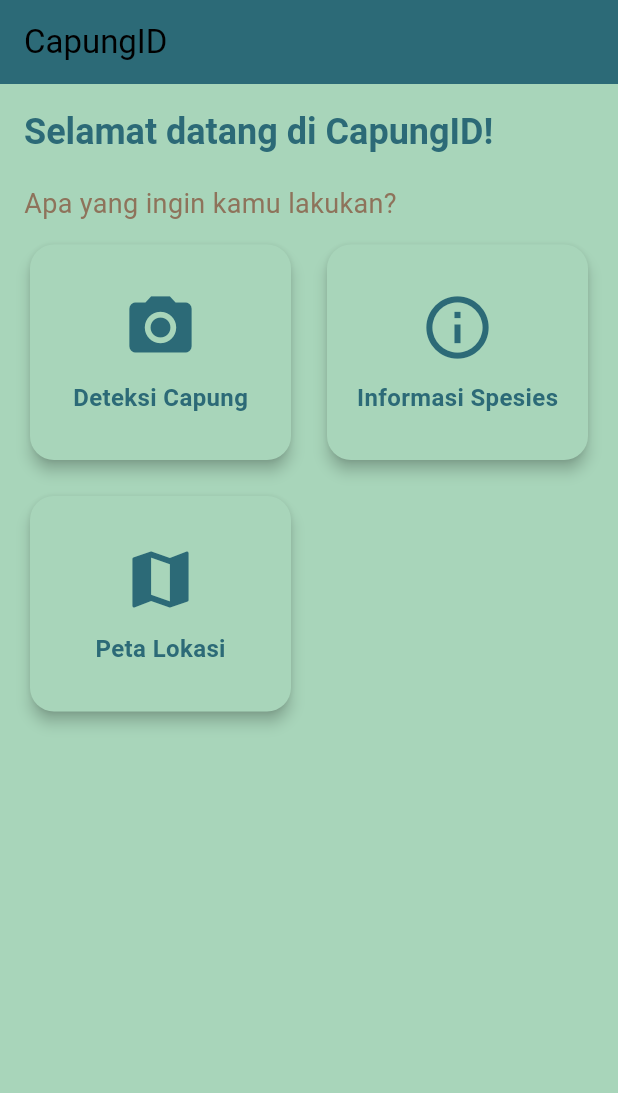
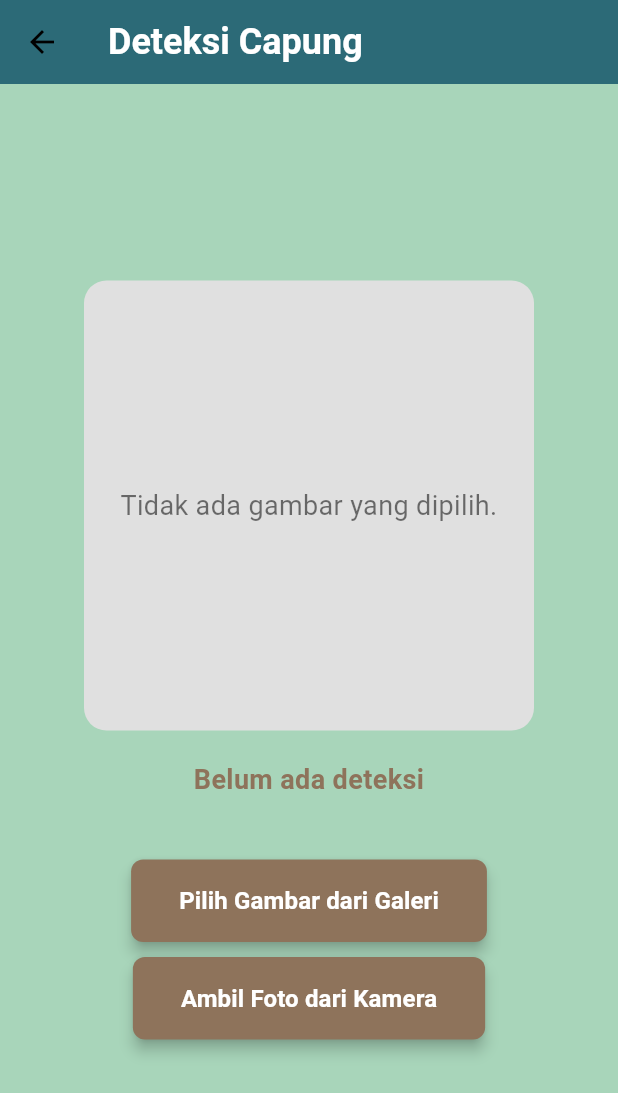
Before and after one commit to IlhamRichie/CapungID, a Flutter app: the HomeScreen screen opened directly, after a tap on "Deteksi Capung", on a phone screen of 412 x 824 dp. Shown: the top 1093 px of the screen. Run offline on Flutter 3.47's test engine with Material 3 defaults, Android fonts, the phone set to English and light mode, and no system bars; our stand-ins replace google_fonts, image_picker; missing offline and left inert: tflite.

Commit message:
Create main.dart file

```diff
--- /dev/null
+++ b/lib/page/deteksi_capung.dart
@@ -0,0 +1,232 @@
+// deteksi_capung.dart
+import 'dart:io';
+import 'package:flutter/material.dart';
+import 'package:image_picker/image_picker.dart';
+import 'package:tflite/tflite.dart';
+// ignore: depend_on_referenced_packages
+import 'package:image/image.dart' as img;
+import 'dart:typed_data'; // Untuk menggunakan Uint8List
+import 'package:google_fonts/google_fonts.dart'; // Import Google Fonts
+
+class DeteksiCapungPage extends StatefulWidget {
+  const DeteksiCapungPage({super.key});
+
+  @override
+  _DeteksiCapungPageState createState() => _DeteksiCapungPageState();
+}
+
+class _DeteksiCapungPageState extends State<DeteksiCapungPage> {
+  File? _image;
+  String _result = 'Belum ada deteksi';
+  bool _isLoading = false;
+
+  // Memuat model TFLite
+  Future loadModel() async {
+    try {
+      await Tflite.loadModel(
+        model: 'assets/capung_model.tflite',
+        labels: 'assets/labels.txt',
+      );
+    } catch (e) {
+      print("Error loading model: $e");
+    }
+  }
+
+  // Fungsi untuk memilih gambar dari galeri
+  Future pickImageFromGallery() async {
+    final picker = ImagePicker();
+    final pickedFile = await picker.pickImage(source: ImageSource.gallery);
+    if (pickedFile != null) {
+      setState(() {
+        _image = File(pickedFile.path);
+      });
+      await detectImage(_image!);
+    }
+  }
+
+  // Fungsi untuk mengambil gambar dari kamera
+  Future pickImageFromCamera() async {
+    final picker = ImagePicker();
+    final pickedFile = await picker.pickImage(source: ImageSource.camera);
+    if (pickedFile != null) {
+      setState(() {
+        _image = File(pickedFile.path);
+      });
+      await detectImage(_image!);
+    }
+  }
+
+  // Fungsi untuk melakukan prediksi
+  Future detectImage(File image) async {
+    setState(() {
+      _isLoading = true;
+      _result = 'Mendeteksi...';
+    });
+
+    try {
+      // Membaca file gambar dan mengubahnya menjadi bytes
+      var imgBytes = image.readAsBytesSync();
+      // Decode gambar menggunakan package 'image'
+      var decodedImage = img.decodeImage(Uint8List.fromList(imgBytes));
+
+      // Cek jika gambar berhasil didecode
+      if (decodedImage == null) {
+        setState(() {
+          _isLoading = false;
+          _result = 'Gagal membaca gambar';
+        });
+        return;
+      }
+
+      // Resize gambar agar sesuai dengan ukuran input model
+      var resizedImage = img.copyResize(decodedImage, width: 224, height: 224);
+
+      // Mengonversi gambar hasil resize menjadi bytes dalam format yang diinginkan
+      var inputImage = Uint8List.fromList(img.encodeJpg(resizedImage));
+
+      // Prediksi dengan model TensorFlow Lite
+      var recognitions = await Tflite.runModelOnBinary(binary: inputImage);
+
+      setState(() {
+        _isLoading = false;
+        _result = recognitions?.isNotEmpty ?? false
+            ? 'Prediksi: ${recognitions![0]['label']} (Confidence: ${(recognitions[0]['confidence'] * 100).toStringAsFixed(2)}%)'
+            : 'Gambar tidak dikenali';
+      });
+    } catch (e) {
+      setState(() {
+        _isLoading = false;
+        _result = 'Terjadi kesalahan: $e';
+      });
+    }
+  }
+
+  @override
+  void initState() {
+    super.initState();
+    loadModel();
+  }
+
+  @override
+  void dispose() {
+    Tflite.close();
+    super.dispose();
+  }
+
+  @override
+  Widget build(BuildContext context) {
+    return Scaffold(
+      appBar: AppBar(
+        title: Text(
+          'Deteksi Capung',
+          style: GoogleFonts.roboto(
+            fontSize: 24,
+            fontWeight: FontWeight.bold,
+            color: Colors.white,
+          ),
+        ),
+        backgroundColor: const Color(0xFF2C6A77), // Biru Laut
+        elevation: 0, // Menghilangkan shadow di bawah AppBar
+      ),
+      body: Padding(
+        padding: const EdgeInsets.symmetric(horizontal: 16.0, vertical: 32.0),
+        child: Center(
+          child: Column(
+            mainAxisAlignment: MainAxisAlignment.center,
+            children: [
+              // Gambar yang dipilih atau placeholder
+              _image == null
+                  ? Container(
+                      width: 300,
+                      height: 300,
+                      decoration: BoxDecoration(
+                        color: Colors.grey[300],
+                        borderRadius: BorderRadius.circular(15),
+                      ),
+                      child: Center(
+                        child: Text(
+                          'Tidak ada gambar yang dipilih.',
+                          textAlign: TextAlign.center,
+                          style: GoogleFonts.roboto(
+                            fontSize: 18,
+                            color: Colors.black54,
+                          ),
+                        ),
+                      ),
+                    )
+                  : ClipRRect(
+                      borderRadius: BorderRadius.circular(15),
+                      child: Image.file(
+                        _image!,
+                        width: 300,
+                        height: 300,
+                        fit: BoxFit.cover,
+                      ),
+                    ),
+              const SizedBox(height: 20),
+
+              // Status deteksi
+              _isLoading
+                  ? CircularProgressIndicator(
+                      valueColor: AlwaysStoppedAnimation<Color>(const Color(0xFF2C6A77)),
+                    )
+                  : Text(
+                      _result,
+                      style: GoogleFonts.roboto(
+                        fontSize: 18,
+                        fontWeight: FontWeight.bold,
+                        color: const Color(0xFF8E735B), // Cokelat Hangat
+                      ),
+                      textAlign: TextAlign.center,
+                    ),
+              const SizedBox(height: 40),
+
+              // Tombol Pilih Gambar dari Galeri
+              ElevatedButton(
+                onPressed: pickImageFromGallery,
+                style: ElevatedButton.styleFrom(
+                  backgroundColor: const Color(0xFF8E735B), // Cokelat Hangat
+                  padding: const EdgeInsets.symmetric(horizontal: 32, vertical: 16),
+                  shape: RoundedRectangleBorder(
+                    borderRadius: BorderRadius.circular(8),
+                  ),
+                  elevation: 4,
+                ),
+                child: Text(
+                  'Pilih Gambar dari Galeri',
+                  style: GoogleFonts.roboto(
+                    fontSize: 16,
+                    fontWeight: FontWeight.bold,
+                    color: Colors.white,
+                  ),
+                ),
+              ),
+              const SizedBox(height: 10),
+
+              // Tombol Ambil Foto dari Kamera
+              ElevatedButton(
+                onPressed: pickImageFromCamera,
+                style: ElevatedButton.styleFrom(
+                  backgroundColor: const Color(0xFF8E735B), // Cokelat Hangat
+                  padding: const EdgeInsets.symmetric(horizontal: 32, vertical: 16),
+                  shape: RoundedRectangleBorder(
+                    borderRadius: BorderRadius.circular(8),
+                  ),
+                  elevation: 4,
+                ),
+                child: Text(
+                  'Ambil Foto dari Kamera',
+                  style: GoogleFonts.roboto(
+                    fontSize: 16,
+                    fontWeight: FontWeight.bold,
+                    color: Colors.white,
+                  ),
+                ),
+              ),
+            ],
+          ),
+        ),
+      ),
+    );
+  }
+}
--- a/lib/page/homescreen.dart
+++ b/lib/page/homescreen.dart
@@ -1,53 +1,7 @@
+// home_screen.dart
 import 'package:flutter/material.dart';
 import 'package:google_fonts/google_fonts.dart';
-
-void main() {
-  runApp(const MyApp());
-}
-
-class MyApp extends StatelessWidget {
-  const MyApp({super.key});
-
-  @override
-  Widget build(BuildContext context) {
-    return MaterialApp(
-      title: 'CapungID',
-      theme: ThemeData(
-        textTheme: GoogleFonts.robotoTextTheme( // Menggunakan font Roboto
-          Theme.of(context).textTheme.copyWith(
-            headlineMedium: TextStyle(
-              fontSize: 24,
-              fontWeight: FontWeight.bold,
-              color: Color(0xFF2C6A77), // Biru Laut
-            ),
-            bodyLarge: TextStyle(
-              fontSize: 18,
-              color: Color(0xFF8E735B), // Cokelat Hangat
-            ),
-          ),
-        ),
-        colorScheme: ColorScheme(
-          primary: Color(0xFF2C6A77), // Biru Laut
-          onPrimary: Colors.white,
-          secondary: Color(0xFF8E735B), // Cokelat Hangat
-          onSecondary: Colors.white,
-          surface: Color(0xFFA8D5BA), // Hijau Lembut
-          onSurface: Colors.black,
-          background: Color(0xFFF5F5F5),
-          onBackground: Colors.black,
-          error: Colors.red,
-          onError: Colors.white,
-          brightness: Brightness.light,
-        ),
-        floatingActionButtonTheme: FloatingActionButtonThemeData(
-          backgroundColor: Color(0xFFD8B56D), // Emas Lembut
-        ),
-        useMaterial3: true,
-      ),
-      home: const HomeScreen(),
-    );
-  }
-}
+import 'deteksi_capung.dart';  // Import halaman deteksi
 
 class HomeScreen extends StatelessWidget {
   const HomeScreen({super.key});
@@ -56,91 +10,74 @@ class HomeScreen extends StatelessWidget {
   Widget build(BuildContext context) {
     return Scaffold(
       appBar: AppBar(
-        title: const Text('CapungID'),
-        backgroundColor: Color(0xFF2C6A77), // Biru Laut
+        title: Text(
+          'CapungID',
+          style: GoogleFonts.roboto(
+            fontSize: 24,
+            fontWeight: FontWeight.bold,
+            color: Colors.white,
+          ),
+        ),
+        backgroundColor: const Color(0xFF2C6A77), // Biru Laut
+        elevation: 0, // Menghilangkan shadow di bawah AppBar
       ),
       body: Padding(
-        padding: const EdgeInsets.all(16.0),
-        child: Column(
-          crossAxisAlignment: CrossAxisAlignment.start,
-          children: [
-            // Header section
-            Text(
-              'Selamat datang di CapungID!',
-              style: Theme.of(context).textTheme.headlineMedium,
-            ),
-            SizedBox(height: 20),
-            Text(
-              'Apa yang ingin kamu lakukan?',
-              style: TextStyle(
-                fontSize: 18,
-                color: Color(0xFF8E735B), // Cokelat Hangat
+        padding: const EdgeInsets.symmetric(horizontal: 16.0, vertical: 32.0),
+        child: Center(
+          child: Column(
+            mainAxisAlignment: MainAxisAlignment.center,
+            crossAxisAlignment: CrossAxisAlignment.center,
+            children: [
+              // Judul Selamat Datang
+              Text(
+                'Selamat datang di CapungID!',
+                style: GoogleFonts.roboto(
+                  fontSize: 28,
+                  fontWeight: FontWeight.bold,
+                  color: const Color(0xFF2C6A77), // Biru Laut
+                ),
+                textAlign: TextAlign.center,
               ),
-            ),
-            SizedBox(height: 10),
+              const SizedBox(height: 20),
 
-            // Grid section with 3 options
-            Expanded(
-              child: GridView.builder(
-                gridDelegate: const SliverGridDelegateWithFixedCrossAxisCount(
-                  crossAxisCount: 2, // 2 kolom
-                  crossAxisSpacing: 16.0,
-                  mainAxisSpacing: 16.0,
-                  childAspectRatio: 1.2, // Menyesuaikan rasio untuk kotak
+              // Deskripsi Aplikasi (opsional)
+              Text(
+                'Identifikasi spesies capung dengan mudah.',
+                style: GoogleFonts.roboto(
+                  fontSize: 18,
+                  color: const Color(0xFF8E735B), // Cokelat Hangat
                 ),
-                itemCount: 3, // 3 item dalam grid
-                itemBuilder: (context, index) {
-                  return GestureDetector(
-                    onTap: () {
-                      // Aksi saat memilih item
-                      if (index == 0) {
-                        // Menampilkan halaman Deteksi
-                      } else if (index == 1) {
-                        // Menampilkan informasi spesies
-                      } else {
-                        // Menampilkan peta lokasi
-                      }
-                    },
-                    child: Card(
-                      color: Color(0xFFA8D5BA), // Hijau Lembut
-                      shape: RoundedRectangleBorder(
-                        borderRadius: BorderRadius.circular(16.0),
-                      ),
-                      elevation: 4.0,
-                      child: Column(
-                        mainAxisAlignment: MainAxisAlignment.center,
-                        crossAxisAlignment: CrossAxisAlignment.center,
-                        children: [
-                          Icon(
-                            index == 0
-                                ? Icons.camera_alt // Ikon untuk Deteksi
-                                : index == 1
-                                    ? Icons.info_outline // Ikon untuk Informasi
-                                    : Icons.map, // Ikon untuk Peta
-                            size: 50,
-                            color: Color(0xFF2C6A77), // Biru Laut
-                          ),
-                          SizedBox(height: 10),
-                          Text(
-                            index == 0
-                                ? 'Deteksi Capung'
-                                : index == 1
-                                    ? 'Informasi Spesies'
-                                    : 'Peta Lokasi',
-                            style: TextStyle(
-                              fontSize: 16,
-                              fontWeight: FontWeight.bold,
-                              color: Color(0xFF2C6A77), // Biru Laut
-                            ),
-                          ),
-                        ],
-                      ),
-                    ),
+                textAlign: TextAlign.center,
+              ),
+              const SizedBox(height: 40),
+
+              // Tombol Deteksi Capung
+              ElevatedButton(
+                onPressed: () {
+                  Navigator.push(
+                    context,
+                    MaterialPageRoute(builder: (context) => const DeteksiCapungPage()),
                   );
                 },
+                style: ElevatedButton.styleFrom(
+                  backgroundColor: const Color(0xFF8E735B), // Cokelat Hangat
+                  padding: const EdgeInsets.symmetric(horizontal: 32, vertical: 16),
+                  shape: RoundedRectangleBorder(
+                    borderRadius: BorderRadius.circular(8), // Membuat tombol lebih modern dengan border radius
+                  ),
+                  elevation: 4, // Menambahkan sedikit shadow untuk efek visual
+                ),
+                child: Text(
+                  'Deteksi Capung',
+                  style: GoogleFonts.roboto(
+                    fontSize: 18,
+                    fontWeight: FontWeight.bold,
+                    color: Colors.white,
+                  ),
+                ),
               ),
-            ),
-          ],
+            ],
+          ),
         ),
       ),
     );
--- a/pubspec.yaml
+++ b/pubspec.yaml
@@ -30,12 +30,12 @@ environment:
 dependencies:
   flutter:
     sdk: flutter
-
-  image_picker: ^0.8.5+3  # Untuk memilih gambar atau mengambil foto
   tflite: ^1.1.2  # Untuk TensorFlow Lite
   camera: ^0.9.4+5  # Untuk mengakses kamera perangkat
   google_fonts: ^6.2.1
   flutter_launcher_icons: ^0.14.3
+  image_picker: ^0.8.7+5 # Untuk memilih gambar dari galeri atau kamera
+  image: ^3.1.3 # Untuk memproses gambar (resize, decode, dll.)
 
   # The following adds the Cupertino Icons font to your application.
   # Use with the CupertinoIcons class for iOS style icons.
@@ -67,6 +67,7 @@ flutter:
   assets:
     - assets/label/labels.txt
     - assets/logo/logocapung.jpg
+    - assets/model/capung_model.tflite
 
   # An image asset can refer to one or more resolution-specific "variants", see
   # https://flutter.dev/to/resolution-aware-images
```
Also changed, not shown: lib/main.dart (+17 -68 lines), pubspec.lock, 3 other files.
